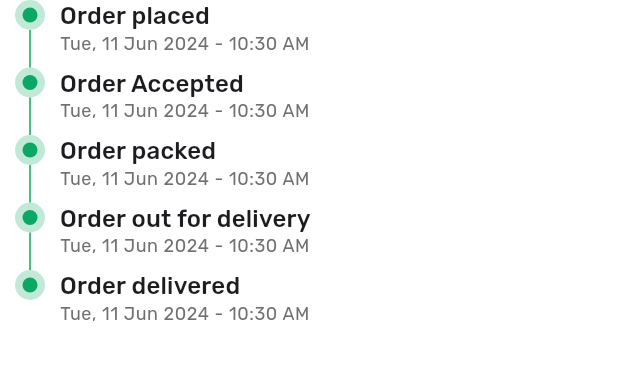
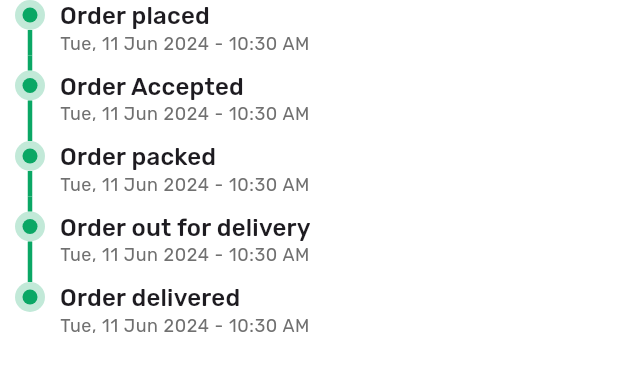
Before and after one commit to antonyaiwin/flutter_grocery_store_app, a Flutter app: the MyStepper widget shown alone on an empty page, opened directly with empty values, on a phone screen of 412 x 824 dp. Shown: the top 372 px of the screen. Run offline on Flutter 3.47's test engine with Material 3 defaults, Android fonts, the phone set to English and light mode, and no system bars; our stand-ins replace cached_network_image, carousel_slider, cloud_firestore, dotted_line, email_validator, firebase_auth and 13 more; missing offline and left inert: crop_your_image; accounts and stored records are empty; generated files the repository leaves out were written again.

```diff
--- a/lib/view/order_details_screen/widgets/my_step.dart
+++ b/lib/view/order_details_screen/widgets/my_step.dart
@@ -7,13 +7,14 @@ class MyStep extends StatelessWidget {
     super.key,
     required this.title,
     required this.subtitle,
-    required this.isLast,
+    this.isLast = false,
+    this.isFirst = false,
     required this.isCompleted,
   });
 
-  // final OrderDetailsScreenController provider;
   final String title;
   final String? subtitle;
+  final bool isFirst;
   final bool isLast;
   final bool isCompleted;
 
@@ -23,10 +24,18 @@ class MyStep extends StatelessWidget {
         ? ColorConstants.primaryColor
         : ColorConstants.hintColor.withOpacity(0.25);
     return Row(
-      crossAxisAlignment: CrossAxisAlignment.start,
+      crossAxisAlignment: CrossAxisAlignment.end,
       children: [
         Column(
           children: [
+            if (!isFirst)
+              SizedBox(
+                height: 10,
+                child: VerticalDivider(
+                  color: color,
+                  thickness: 3,
+                ),
+              ),
             Container(
               margin:
                   const EdgeInsets.symmetric(horizontal: 15).copyWith(top: 5),
@@ -43,14 +52,16 @@ class MyStep extends StatelessWidget {
                 ],
               ),
             ),
-            if (!isLast)
-              SizedBox(
-                height: 30,
-                child: VerticalDivider(
-                  indent: 5,
-                  color: color,
-                ),
-              ),
+            SizedBox(
+              height: 22,
+              child: isLast
+                  ? null
+                  : VerticalDivider(
+                      indent: 5,
+                      color: color,
+                      thickness: 3,
+                    ),
+            ),
           ],
         ),
         Text.rich(
--- a/lib/view/order_details_screen/widgets/my_stepper.dart
+++ b/lib/view/order_details_screen/widgets/my_stepper.dart
@@ -24,7 +24,7 @@ class MyStepper extends StatelessWidget {
                 )
               : null,
           isCompleted: provider.order.orderCreatedTime != null,
-          isLast: false,
+          isFirst: true,
         ),
         MyStep(
           title: 'Order Accepted\t\t\t',
@@ -34,7 +34,6 @@ class MyStepper extends StatelessWidget {
                 )
               : null,
           isCompleted: provider.order.orderAcceptedTime != null,
-          isLast: false,
         ),
         MyStep(
           title: 'Order packed\t\t\t',
@@ -44,7 +43,6 @@ class MyStepper extends StatelessWidget {
                 )
               : null,
           isCompleted: provider.order.orderPackedTime != null,
-          isLast: false,
         ),
         MyStep(
           title: 'Order out for delivery\t\t\t',
@@ -54,7 +52,6 @@ class MyStepper extends StatelessWidget {
                 )
               : null,
           isCompleted: provider.order.orderOutForDeliveryTime != null,
-          isLast: false,
         ),
         MyStep(
           title: 'Order delivered\t\t\t',
```
